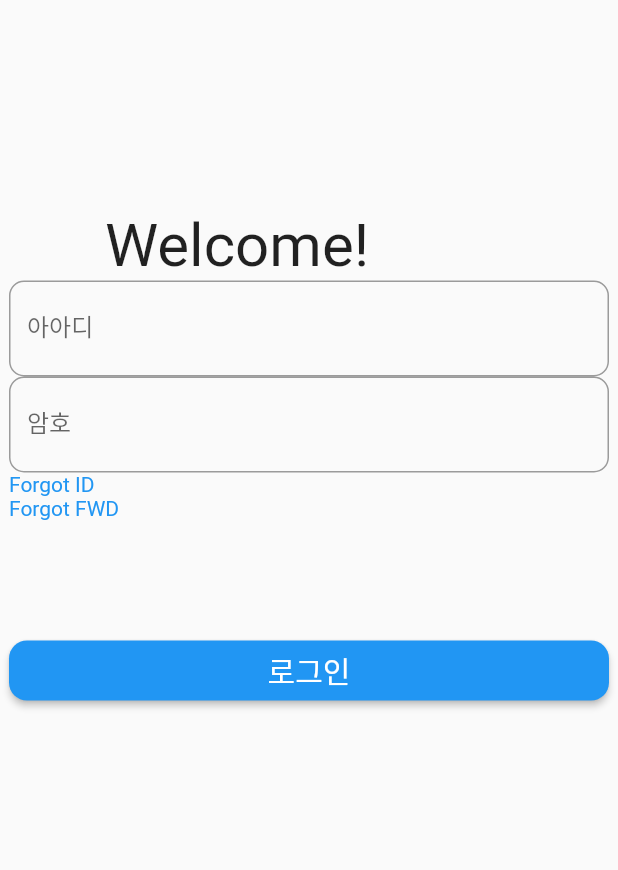
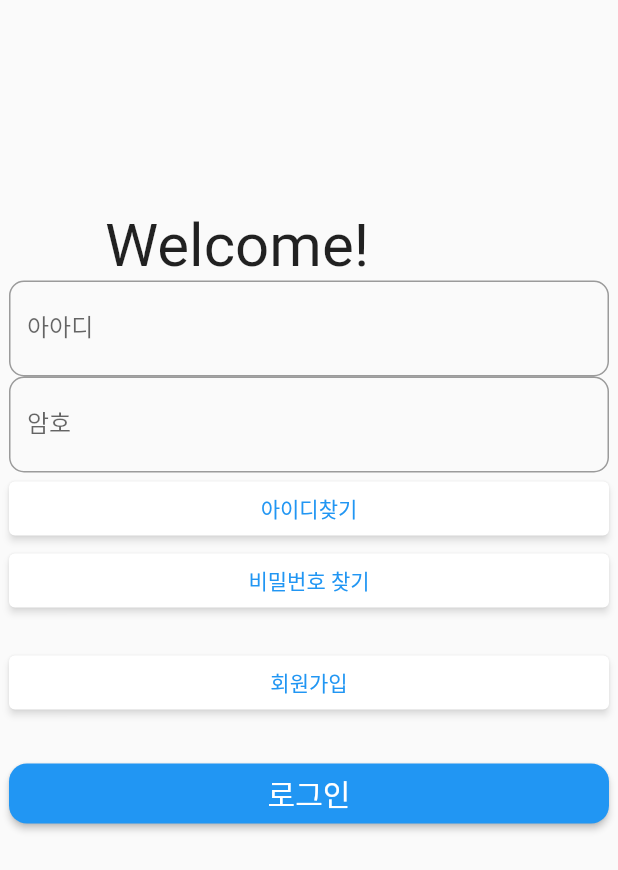
Before and after one commit to Letgojo/App, a Flutter app: the Login screen opened directly, on a phone screen of 412 x 824 dp. Shown: the top 870 px of the screen. Run offline on Flutter 3.47's test engine with Material 2 defaults, Android fonts, the phone set to English and light mode, and no system bars; our stand-ins replace google_fonts; missing offline and left inert: bs_flutter_selectbox; Roboto replaces fonts that are missing (Jua).

Commit message:
fix:페이지이동

```diff
--- a/triptokorea/lib/Login/Login.dart
+++ b/triptokorea/lib/Login/Login.dart
@@ -1,5 +1,9 @@
 import 'package:flutter/material.dart';
 import 'package:google_fonts/google_fonts.dart';
+import 'package:triptokorea/Login/%20register/%20register.dart';
+import 'package:triptokorea/Login/FW_Find/FW_Find.dart';
+import 'package:triptokorea/Login/ID_Find/ID_Find.dart';
+import 'package:triptokorea/Menu/menuBar.dart';
 
 class Login extends StatefulWidget {
   const Login({super.key});
@@ -47,26 +51,57 @@ class _LoginState extends State<Login> {
         ),
         Container(
             width: 400,
+            child: ElevatedButton(
                 child: Text(
-            "Forgot ID",
+                  "아이디찾기",
                   style: TextStyle(color: Colors.blue),
                 ),
-        ),
+                onPressed: () {
+                  Navigator.push(context,
+                      MaterialPageRoute(builder: (context) => const ID_Find()));
+                },
+                style: ElevatedButton.styleFrom(
+                    backgroundColor: Colors.white, shadowColor: Colors.white))),
         Container(
             width: 400,
+            child: ElevatedButton(
                 child: Text(
-            "Forgot FWD",
+                  "비밀번호 찾기",
                   style: TextStyle(color: Colors.blue),
                 ),
+                onPressed: () {
+                  Navigator.push(context,
+                      MaterialPageRoute(builder: (context) => const FW_Find()));
+                },
+                style: ElevatedButton.styleFrom(
+                    backgroundColor: Colors.white, shadowColor: Colors.white))),
+        Container(
+            width: 400,
+            margin: EdgeInsets.only(top: 20),
+            child: ElevatedButton(
+                child: Text(
+                  "회원가입",
+                  style: TextStyle(color: Colors.blue),
                 ),
+                onPressed: () {
+                  Navigator.push(
+                      context,
+                      MaterialPageRoute(
+                          builder: (context) => const register()));
+                },
+                style: ElevatedButton.styleFrom(
+                    backgroundColor: Colors.white, shadowColor: Colors.white))),
         Container(
             width: 400,
             height: 40,
-            margin: EdgeInsets.only(top: 80),
+            margin: EdgeInsets.only(top: 30),
             child: ElevatedButton(
                 child: Text("로그인",
                     style: GoogleFonts.jua(textStyle: TextStyle(fontSize: 20))),
-                onPressed: () {},
+                onPressed: () {
+                  Navigator.push(context,
+                      MaterialPageRoute(builder: (context) => const menuBar()));
+                },
                 style: ElevatedButton.styleFrom(
                     shape: RoundedRectangleBorder(
                         borderRadius: BorderRadius.circular(12)))))
```
Lines whose indentation alone changed are shown as unchanged.
